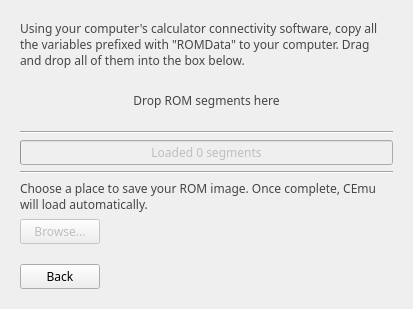
First picture: the form in gui/qt/romselection.ui, repository CE-Programming/CEmu, before the edit.
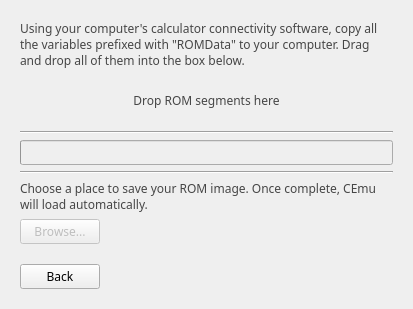
Second picture: the form after the edit. The open tabs and pages were chosen to show the change. Icons and pictures are not drawn. Custom widgets are drawn as their Qt base class.

Commit message: Make the rom selection look better on Windows

Diff of the .ui file:
```diff
--- a/gui/qt/romselection.ui
+++ b/gui/qt/romselection.ui
@@ -500,7 +500,7 @@
           <bool>true</bool>
          </property>
          <property name="format">
-          <string notr="true">Loaded %v segments</string>
+          <string notr="true"/>
          </property>
         </widget>
        </item>
```
The commit also changes 1 other file.
